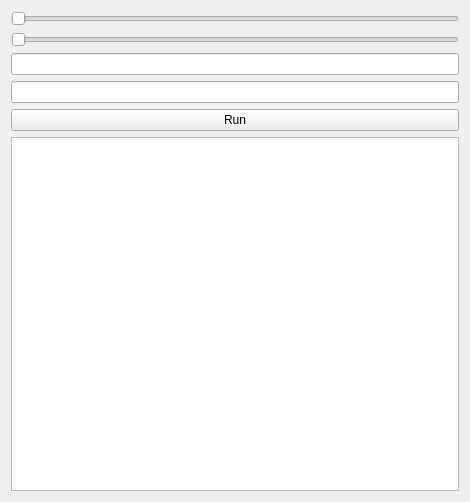
Qt form src/widget.ui (yulia11238/Signal-Simulator-Project) before a commit.
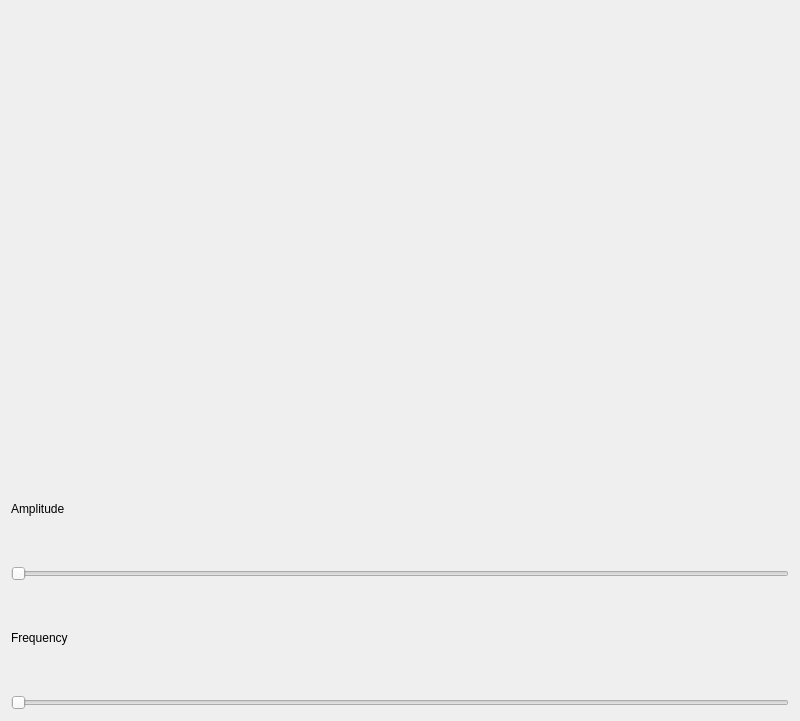
The same form after that commit.

Commit message: Updated the default values, formatted and added comments for readability

Diff of the .ui file:
```diff
--- a/src/widget.ui
+++ b/src/widget.ui
@@ -6,14 +6,31 @@
    <rect>
     <x>0</x>
     <y>0</y>
-    <width>470</width>
-    <height>502</height>
+    <width>800</width>
+    <height>721</height>
    </rect>
   </property>
   <property name="windowTitle">
    <string>Widget</string>
   </property>
   <layout class="QVBoxLayout" name="verticalLayout">
+   <item>
+    <widget class="QWidget" name="chartPlaceholder" native="true">
+     <property name="minimumSize">
+      <size>
+       <width>631</width>
+       <height>441</height>
+      </size>
+     </property>
+    </widget>
+   </item>
+   <item>
+    <widget class="QLabel" name="amplitudeValue">
+     <property name="text">
+      <string>Amplitude</string>
+     </property>
+    </widget>
+   </item>
    <item>
     <widget class="QSlider" name="amplitudeSlider">
      <property name="orientation">
@@ -21,6 +38,13 @@
      </property>
     </widget>
    </item>
+   <item>
+    <widget class="QLabel" name="frequencyValue">
+     <property name="text">
+      <string>Frequency</string>
+     </property>
+    </widget>
+   </item>
    <item>
     <widget class="QSlider" name="frequencySlider">
      <property name="orientation">
@@ -28,22 +52,6 @@
      </property>
     </widget>
    </item>
-   <item>
-    <widget class="QLineEdit" name="amplitudeInput"/>
-   </item>
-   <item>
-    <widget class="QLineEdit" name="frequencyInput"/>
-   </item>
-   <item>
-    <widget class="QPushButton" name="generateButton">
-     <property name="text">
-      <string>Run</string>
-     </property>
-    </widget>
-   </item>
-   <item>
-    <widget class="QTextEdit" name="signalDisplay"/>
-   </item>
   </layout>
  </widget>
  <tabstops>
```
Left out of the diff: 3 changed lines with no effect on the pictures. The commit also changes 7 other files.
